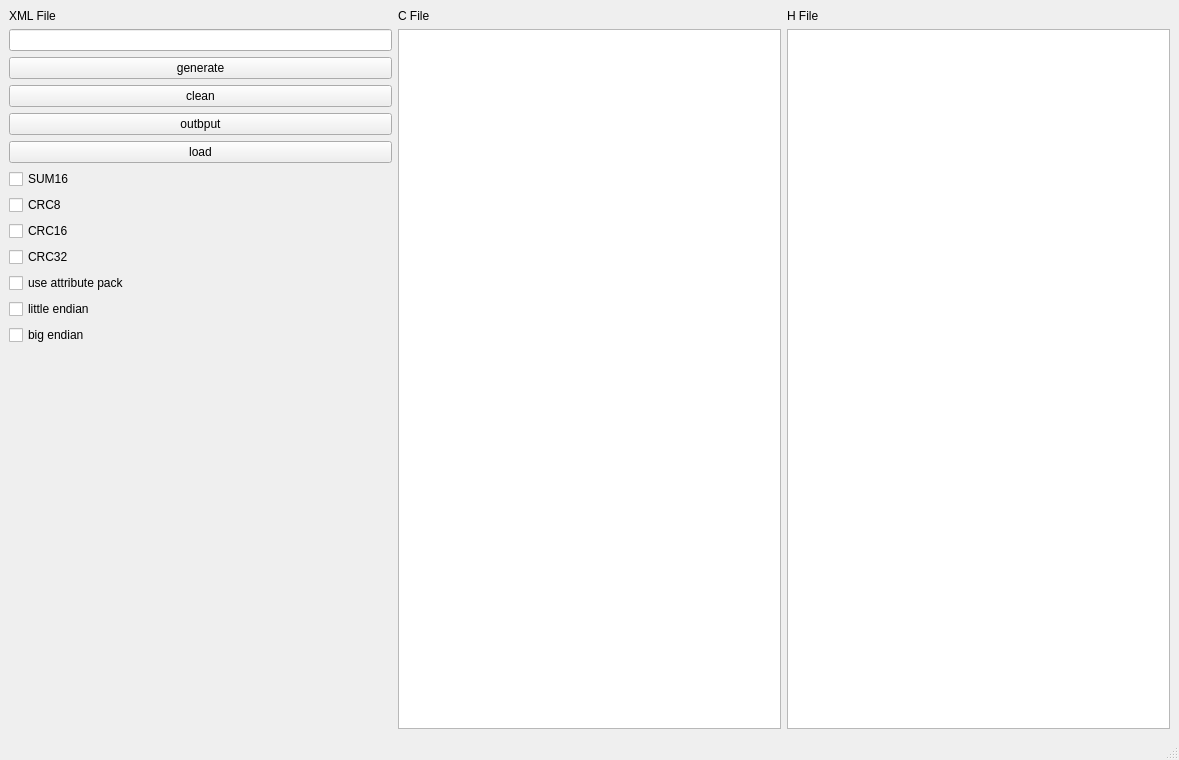
Before: the Qt Designer form form.ui in EdXian/packet-generator, drawn with Qt 5.
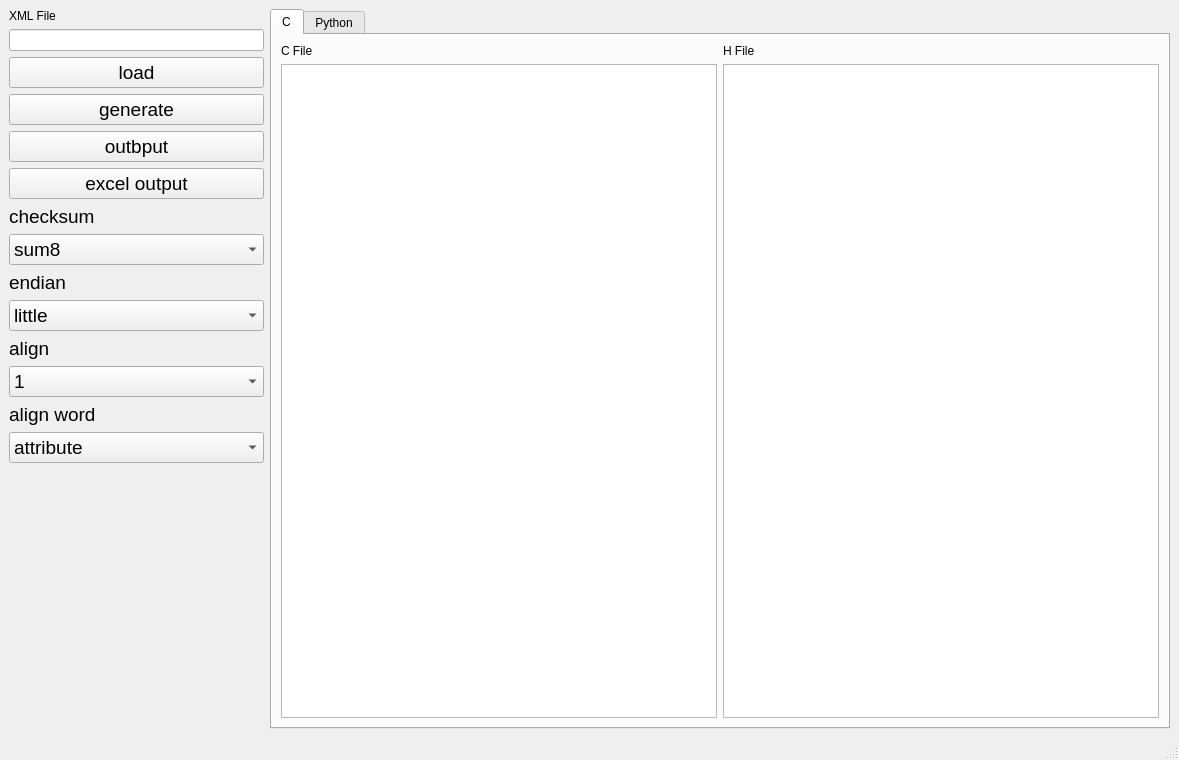
After: the same form once the commit is applied. Icons and pictures are not drawn.

The edit to the form file:
```diff
--- a/form.ui
+++ b/form.ui
@@ -10,130 +10,269 @@
     <height>760</height>
    </rect>
   </property>
+  <property name="font">
+   <font>
+    <family>Times New Roman</family>
+   </font>
+  </property>
   <property name="windowTitle">
    <string>MainWindow</string>
   </property>
   <widget class="QWidget" name="centralwidget">
-   <layout class="QGridLayout" name="gridLayout">
-    <item row="0" column="1">
-     <layout class="QVBoxLayout" name="verticalLayout_2">
-      <item>
-       <widget class="QLabel" name="label">
-        <property name="text">
-         <string>C File</string>
-        </property>
-       </widget>
-      </item>
-      <item>
-       <widget class="QTextEdit" name="cfile_txt"/>
-      </item>
-     </layout>
-    </item>
-    <item row="0" column="2">
-     <layout class="QVBoxLayout" name="verticalLayout_3">
-      <item>
-       <widget class="QLabel" name="label_3">
-        <property name="text">
-         <string>H File</string>
-        </property>
-       </widget>
-      </item>
-      <item>
-       <widget class="QTextEdit" name="hfile_txt"/>
-      </item>
-     </layout>
-    </item>
+   <layout class="QGridLayout" name="gridLayout_2">
     <item row="0" column="0">
      <layout class="QVBoxLayout" name="verticalLayout">
       <item>
        <widget class="QLabel" name="label_2">
+        <property name="font">
+         <font>
+          <family>Arial</family>
+         </font>
+        </property>
         <property name="text">
          <string>XML File</string>
         </property>
        </widget>
       </item>
       <item>
-       <widget class="QLineEdit" name="lineEdit"/>
+       <widget class="QLineEdit" name="file_lineEdit">
+        <property name="font">
+         <font>
+          <family>Arial</family>
+         </font>
+        </property>
+       </widget>
+      </item>
+      <item>
+       <widget class="QPushButton" name="load_xml_Button">
+        <property name="font">
+         <font>
+          <family>Arial</family>
+          <pointsize>14</pointsize>
+         </font>
+        </property>
+        <property name="text">
+         <string>load</string>
+        </property>
+        <property name="icon">
+         <iconset resource="resource.qrc">
+          <normaloff>:/icon/load.png</normaloff>:/icon/load.png</iconset>
+        </property>
+       </widget>
       </item>
       <item>
        <widget class="QPushButton" name="gen_Button">
+        <property name="font">
+         <font>
+          <family>Arial</family>
+          <pointsize>14</pointsize>
+         </font>
+        </property>
         <property name="text">
          <string>generate</string>
         </property>
        </widget>
       </item>
-      <item>
-       <widget class="QPushButton" name="pushButton">
-        <property name="text">
-         <string>clean</string>
-        </property>
-       </widget>
-      </item>
       <item>
        <widget class="QPushButton" name="pushButton_2">
+        <property name="font">
+         <font>
+          <family>Arial</family>
+          <pointsize>14</pointsize>
+         </font>
+        </property>
         <property name="text">
          <string>outbput</string>
         </property>
        </widget>
       </item>
       <item>
-       <widget class="QPushButton" name="load_xml_Button">
+       <widget class="QPushButton" name="pushButton_3">
+        <property name="font">
+         <font>
+          <family>Arial</family>
+          <pointsize>14</pointsize>
+         </font>
+        </property>
         <property name="text">
-         <string>load</string>
+         <string>excel output</string>
         </property>
        </widget>
       </item>
       <item>
-       <widget class="QCheckBox" name="checkBox">
+       <widget class="QLabel" name="label_4">
+        <property name="font">
+         <font>
+          <family>Arial</family>
+          <pointsize>14</pointsize>
+         </font>
+        </property>
         <property name="text">
-         <string>SUM16</string>
+         <string>&lt;html&gt;&lt;head/&gt;&lt;body&gt;&lt;p&gt;&lt;span style=&quot; font-size:14pt;&quot;&gt;checksum&lt;/span&gt;&lt;/p&gt;&lt;/body&gt;&lt;/html&gt;</string>
         </property>
        </widget>
       </item>
       <item>
-       <widget class="QCheckBox" name="checkBox_2">
-        <property name="text">
-         <string>CRC8</string>
+       <widget class="QComboBox" name="check_method_comboBox">
+        <property name="font">
+         <font>
+          <family>Arial</family>
+          <pointsize>14</pointsize>
+         </font>
         </property>
+        <item>
+         <property name="text">
+          <string>sum8</string>
+         </property>
+        </item>
+        <item>
+         <property name="text">
+          <string>sum16</string>
+         </property>
+        </item>
+        <item>
+         <property name="text">
+          <string>sum32</string>
+         </property>
+        </item>
+        <item>
+         <property name="text">
+          <string>crc8</string>
+         </property>
+        </item>
+        <item>
+         <property name="text">
+          <string>crc16</string>
+         </property>
+        </item>
+        <item>
+         <property name="text">
+          <string>crc32</string>
+         </property>
+        </item>
        </widget>
       </item>
       <item>
-       <widget class="QCheckBox" name="checkBox_3">
+       <widget class="QLabel" name="label_5">
+        <property name="font">
+         <font>
+          <family>Arial</family>
+          <pointsize>14</pointsize>
+         </font>
+        </property>
         <property name="text">
-         <string>CRC16</string>
+         <string>&lt;html&gt;&lt;head/&gt;&lt;body&gt;&lt;p&gt;&lt;span style=&quot; font-size:14pt;&quot;&gt;endian&lt;/span&gt;&lt;/p&gt;&lt;/body&gt;&lt;/html&gt;</string>
         </property>
        </widget>
       </item>
       <item>
-       <widget class="QCheckBox" name="checkBox_4">
-        <property name="text">
-         <string>CRC32</string>
+       <widget class="QComboBox" name="endian_comboBox">
+        <property name="font">
+         <font>
+          <family>Arial</family>
+          <pointsize>14</pointsize>
+         </font>
         </property>
+        <item>
+         <property name="text">
+          <string>little</string>
+         </property>
+        </item>
+        <item>
+         <property name="text">
+          <string>big</string>
+         </property>
+        </item>
        </widget>
       </item>
       <item>
-       <widget class="QCheckBox" name="checkBox_5">
+       <widget class="QLabel" name="label_6">
+        <property name="font">
+         <font>
+          <family>Arial</family>
+          <pointsize>14</pointsize>
+         </font>
+        </property>
         <property name="text">
-         <string>use attribute pack</string>
+         <string>&lt;html&gt;&lt;head/&gt;&lt;body&gt;&lt;p&gt;&lt;span style=&quot; font-size:14pt;&quot;&gt;align&lt;/span&gt;&lt;/p&gt;&lt;/body&gt;&lt;/html&gt;</string>
         </property>
        </widget>
       </item>
       <item>
-       <widget class="QCheckBox" name="checkBox_6">
-        <property name="text">
-         <string>little endian</string>
+       <widget class="QComboBox" name="align_comboBox">
+        <property name="font">
+         <font>
+          <family>Arial</family>
+          <pointsize>14</pointsize>
+         </font>
         </property>
+        <item>
+         <property name="text">
+          <string>1</string>
+         </property>
+        </item>
+        <item>
+         <property name="text">
+          <string>2</string>
+         </property>
+        </item>
+        <item>
+         <property name="text">
+          <string>3</string>
+         </property>
+        </item>
+        <item>
+         <property name="text">
+          <string>4</string>
+         </property>
+        </item>
        </widget>
       </item>
       <item>
-       <widget class="QCheckBox" name="checkBox_7">
+       <widget class="QLabel" name="label_7">
+        <property name="font">
+         <font>
+          <family>Arial</family>
+          <pointsize>14</pointsize>
+         </font>
+        </property>
         <property name="text">
-         <string>big endian</string>
+         <string>&lt;html&gt;&lt;head/&gt;&lt;body&gt;&lt;p&gt;&lt;span style=&quot; font-size:14pt;&quot;&gt;align word&lt;/span&gt;&lt;/p&gt;&lt;/body&gt;&lt;/html&gt;</string>
         </property>
        </widget>
       </item>
+      <item>
+       <widget class="QComboBox" name="pack_attr_comboBox">
+        <property name="font">
+         <font>
+          <family>Arial</family>
+          <pointsize>14</pointsize>
+         </font>
+        </property>
+        <item>
+         <property name="text">
+          <string>attribute</string>
+         </property>
+        </item>
+        <item>
+         <property name="text">
+          <string>pragma</string>
+         </property>
+        </item>
+        <item>
+         <property name="text">
+          <string>packed</string>
+         </property>
+        </item>
+       </widget>
+      </item>
       <item>
        <spacer name="verticalSpacer">
+        <property name="font">
+         <font>
+          <family>Arial</family>
+         </font>
+        </property>
         <property name="orientation">
          <enum>Qt::Vertical</enum>
         </property>
@@ -147,6 +286,97 @@
       </item>
      </layout>
     </item>
+    <item row="0" column="1">
+     <widget class="QTabWidget" name="tabWidget">
+      <property name="minimumSize">
+       <size>
+        <width>900</width>
+        <height>600</height>
+       </size>
+      </property>
+      <property name="font">
+       <font>
+        <family>Arial</family>
+       </font>
+      </property>
+      <property name="currentIndex">
+       <number>0</number>
+      </property>
+      <widget class="QWidget" name="tab">
+       <attribute name="title">
+        <string>C</string>
+       </attribute>
+       <layout class="QGridLayout" name="gridLayout">
+        <item row="0" column="0">
+         <layout class="QVBoxLayout" name="verticalLayout_2">
+          <item>
+           <widget class="QLabel" name="label">
+            <property name="font">
+             <font>
+              <family>Arial</family>
+             </font>
+            </property>
+            <property name="text">
+             <string>C File</string>
+            </property>
+           </widget>
+          </item>
+          <item>
+           <widget class="QTextEdit" name="cfile_txt">
+            <property name="font">
+             <font>
+              <family>Arial</family>
+             </font>
+            </property>
+           </widget>
+          </item>
+         </layout>
+        </item>
+        <item row="0" column="1">
+         <layout class="QVBoxLayout" name="verticalLayout_3">
+          <item>
+           <widget class="QLabel" name="label_3">
+            <property name="font">
+             <font>
+              <family>Arial</family>
+             </font>
+            </property>
+            <property name="text">
+             <string>H File</string>
+            </property>
+           </widget>
+          </item>
+          <item>
+           <widget class="QTextEdit" name="hfile_txt">
+            <property name="font">
+             <font>
+              <family>Arial</family>
+             </font>
+            </property>
+           </widget>
+          </item>
+         </layout>
+        </item>
+       </layout>
+      </widget>
+      <widget class="QWidget" name="tab_2">
+       <attribute name="title">
+        <string>Python</string>
+       </attribute>
+       <layout class="QGridLayout" name="gridLayout_3">
+        <item row="0" column="0">
+         <widget class="QTextEdit" name="pyfile_txt">
+          <property name="font">
+           <font>
+            <family>Arial</family>
+           </font>
+          </property>
+         </widget>
+        </item>
+       </layout>
+      </widget>
+     </widget>
+    </item>
    </layout>
   </widget>
   <widget class="QMenuBar" name="menubar">
```
Left out of the diff: 10 changed lines with no effect on the pictures.
